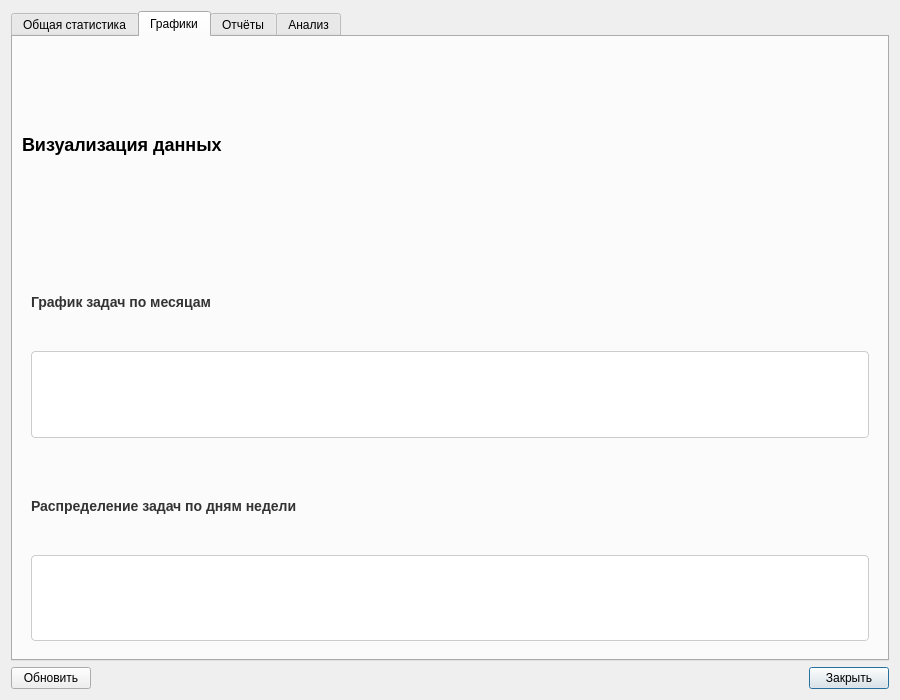
Before: the Qt Designer form statisticsdialog.ui in den0011/QCalendarToDo, drawn with Qt 5.
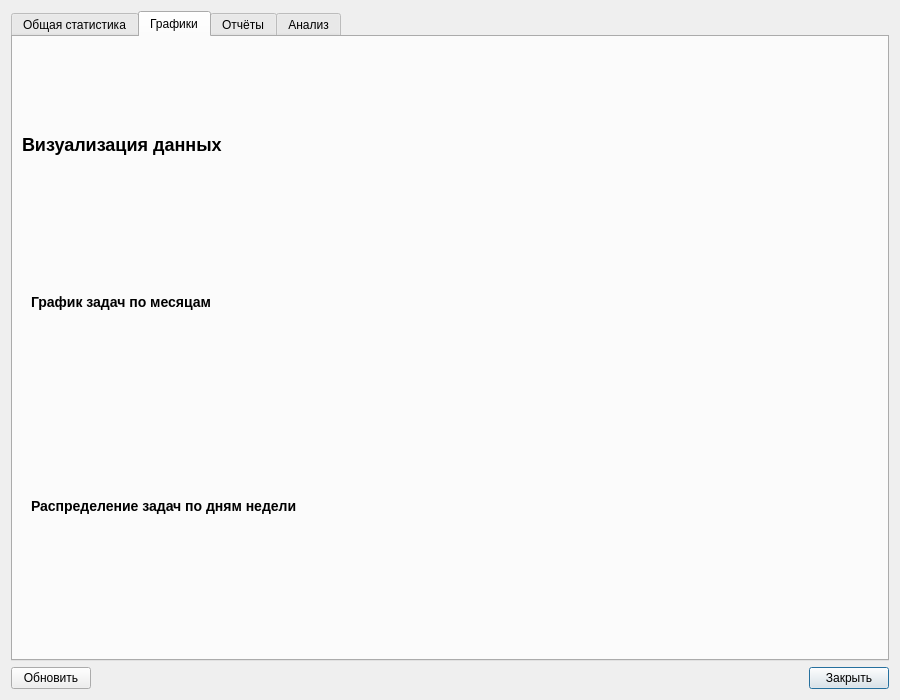
After: the same form once the commit is applied. The open tabs and pages were chosen to show the change.

```diff
--- a/statisticsdialog.ui
+++ b/statisticsdialog.ui
@@ -160,7 +160,7 @@
              <string>График задач по месяцам</string>
             </property>
             <property name="styleSheet">
-             <string notr="true">font-weight: bold; font-size: 14px; color: #333;</string>
+             <string notr="true">font-weight: bold; font-size: 14px;</string>
             </property>
            </widget>
           </item>
@@ -169,9 +169,6 @@
             <property name="minimumHeight">
              <number>200</number>
             </property>
-            <property name="styleSheet">
-             <string notr="true">border: 1px solid #cccccc; border-radius: 4px; background-color: white;</string>
-            </property>
            </widget>
           </item>
          </layout>
@@ -187,7 +184,7 @@
              <string>Распределение задач по дням недели</string>
             </property>
             <property name="styleSheet">
-             <string notr="true">font-weight: bold; font-size: 14px; color: #333;</string>
+             <string notr="true">font-weight: bold; font-size: 14px;</string>
             </property>
            </widget>
           </item>
@@ -196,9 +193,6 @@
             <property name="minimumHeight">
              <number>200</number>
             </property>
-            <property name="styleSheet">
-             <string notr="true">border: 1px solid #cccccc; border-radius: 4px; background-color: white;</string>
-            </property>
            </widget>
           </item>
          </layout>
```
Left out of the diff: 14 changed lines with no effect on the pictures.
